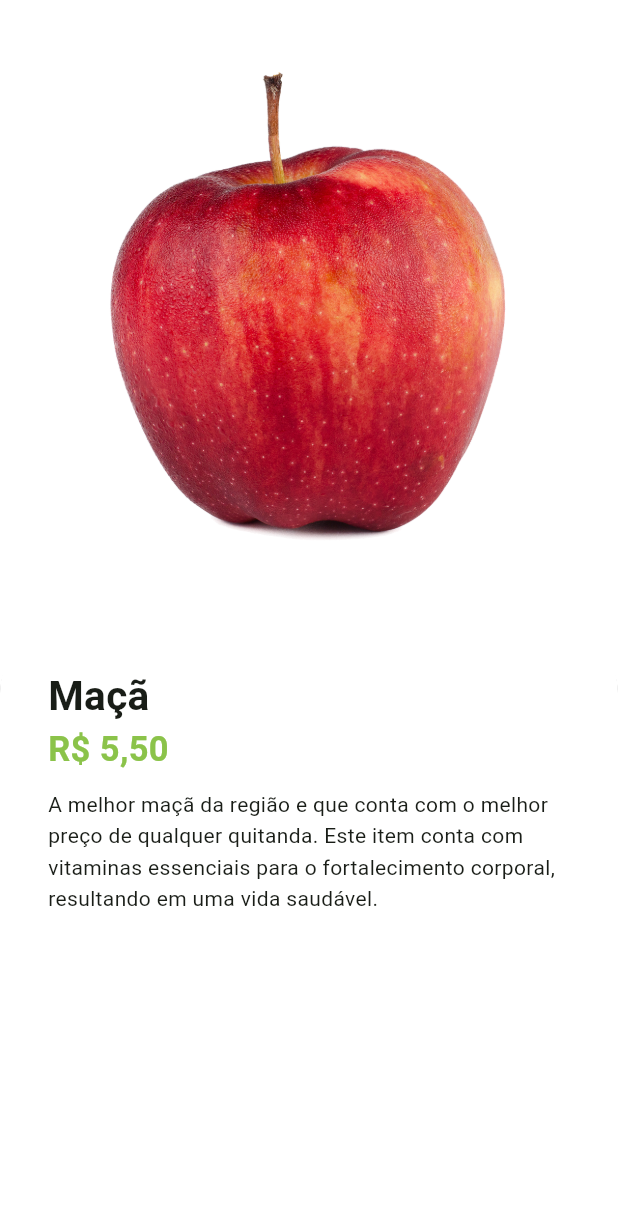
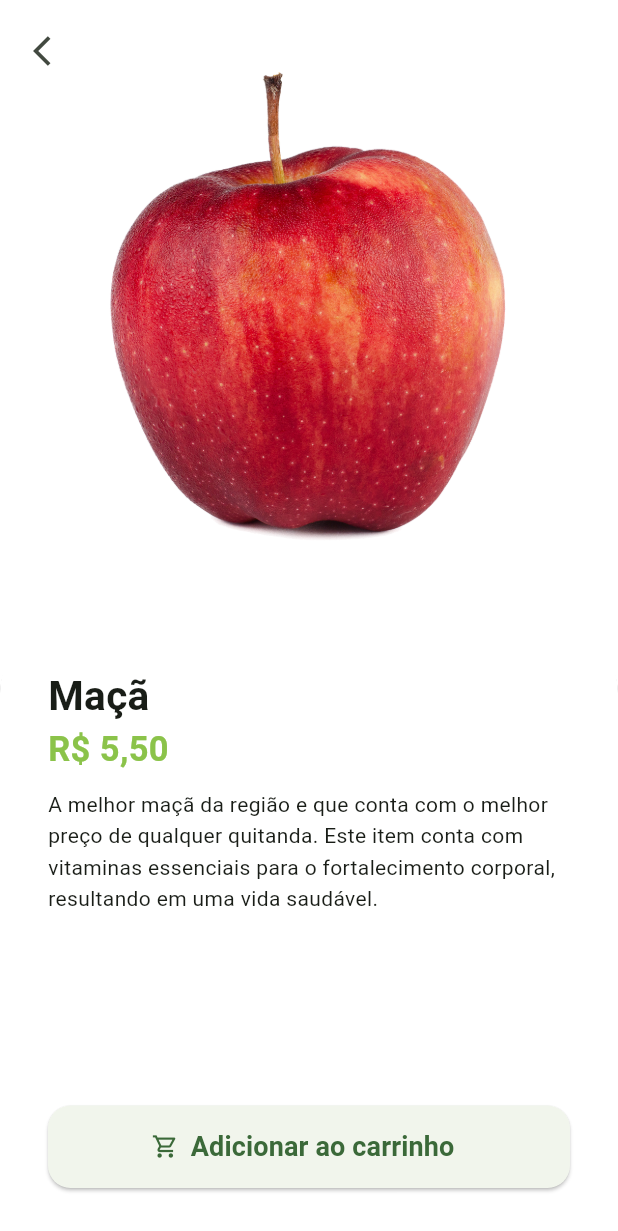
Before and after one commit to juriaCardozo/greengrocer-getx, a Flutter app: the HomeTab screen opened directly, after a tap on "Maçã", on a phone screen of 412 x 824 dp. Shown: the top 1231 px of the screen. Run offline on Flutter 3.47's test engine with Material 2 defaults, Android fonts, the phone set to English and light mode, and no system bars; our stand-ins replace animated_text_kit, mask_text_input_formatter.

Commit message:
Botão de add ao carrinho e animação Hero

```diff
--- a/lib/src/pages/home/components/item_tile.dart
+++ b/lib/src/pages/home/components/item_tile.dart
@@ -39,7 +39,10 @@ class ItemTile extends StatelessWidget {
                 children: [
                   // Imagem
                   Expanded(
-                    child: Image.asset(item.imageURL),
+                    child: Hero(
+                      tag: item.imageURL,
+                      child: Image.asset(item.imageURL),
+                    ),
                   ),
 
                   // Nome
--- a/lib/src/pages/product/product_screen.dart
+++ b/lib/src/pages/product/product_screen.dart
@@ -13,10 +13,16 @@ class ProductScreen extends StatelessWidget {
   Widget build(BuildContext context) {
     return Scaffold(
       backgroundColor: Colors.white.withAlpha(230),
-      body: Column(
+      body: Stack(
+        children: [
+          // Conteúdo
+          Column(
             children: [
               Expanded(
+                child: Hero(
+                  tag: item.imageURL,
                   child: Image.asset(item.imageURL),
+                ),
               ),
               Expanded(
                 child: Container(
@@ -79,7 +85,43 @@ class ProductScreen extends StatelessWidget {
                       ),
 
                       // Botão
+                      SizedBox(
+                        height: 55,
+                        child: ElevatedButton.icon(
+                          onPressed: () {},
+                          icon: Icon(Icons.shopping_cart_outlined),
+                          label: Text(
+                            'Adicionar ao carrinho',
+                            style: TextStyle(
+                              fontSize: 18,
+                              fontWeight: FontWeight.bold,
+                            ),
+                          ),
+                          style: ElevatedButton.styleFrom(
+                            shape: RoundedRectangleBorder(
+                              borderRadius: BorderRadius.circular(15),
+                            ),
+                          ),
+                        ),
+                      ),
                     ],
+                  ),
+                ),
+              ),
+            ],
+          ),
+
+          Positioned(
+            left: 10,
+            top: 10,
+            child: SafeArea(
+              child: IconButton(
+                onPressed: () {
+                  Navigator.of(context).pop();
+                },
+                icon: Icon(
+                  Icons.arrow_back_ios,
+                ),
               ),
             ),
           ),
```
Lines whose indentation alone changed are shown as unchanged.
